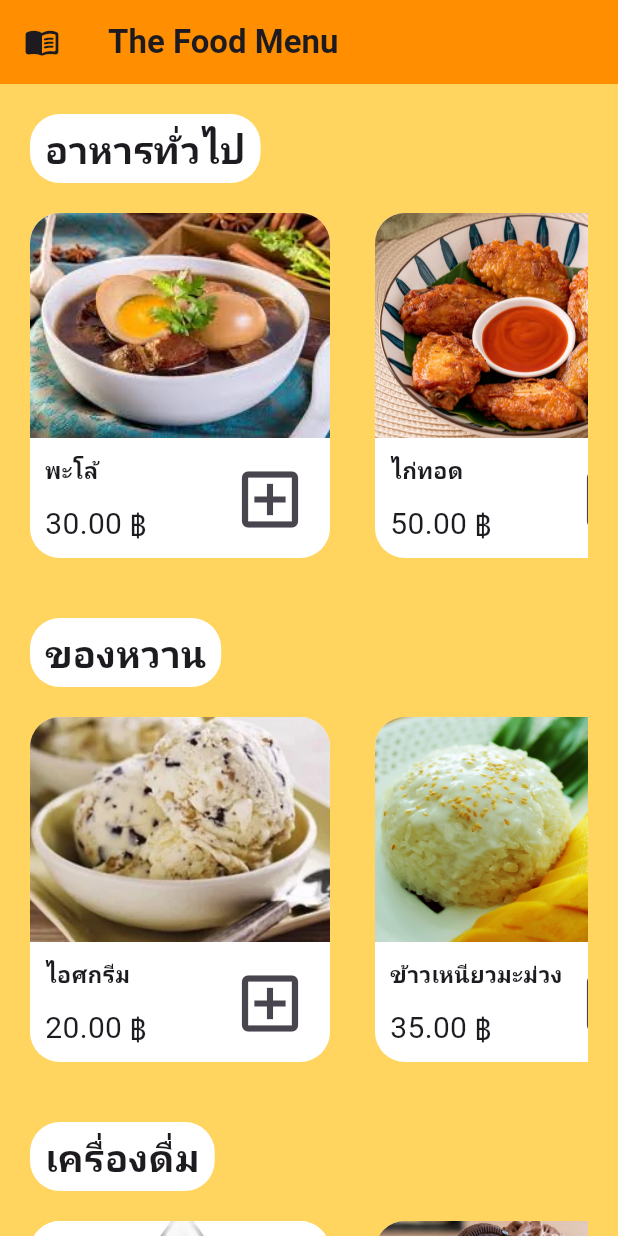
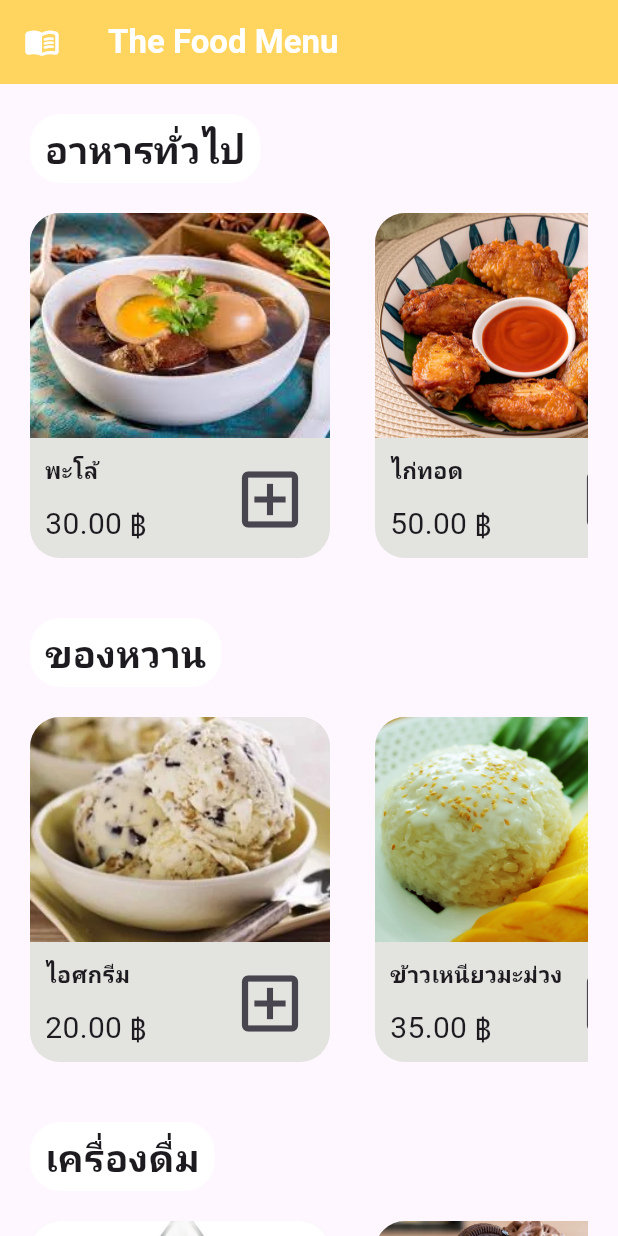
Before and after one commit to Taweesak02/flutter_food-menu_learning, a Flutter app: the screen it shows after launch, on a phone screen of 412 x 824 dp. Run offline on Flutter 3.47's test engine with Material 3 defaults, Android fonts, the phone set to English and light mode, and no system bars.

Commit message:
change some color

```diff
--- a/lib/main.dart
+++ b/lib/main.dart
@@ -16,11 +16,13 @@ class MyApp extends StatelessWidget {
       debugShowCheckedModeBanner: false,
       title: 'Menu Program',
       home: Scaffold(
-        backgroundColor: const Color.fromARGB(255, 255, 213, 96),
         appBar: AppBar(
-          leading: Icon(Icons.menu_book_rounded),
-          title: Text("The Food Menu",style:TextStyle(fontWeight: FontWeight.bold),),
-          backgroundColor: Colors.amber[800],
+          leading: Icon(Icons.menu_book_rounded, color: Colors.white),
+          title: Text(
+            "The Food Menu",
+            style: TextStyle(fontWeight: FontWeight.bold, color: Colors.white),
+          ),
+          backgroundColor: const Color.fromARGB(255, 255, 213, 96),
         ),
         body: SingleChildScrollView(
           scrollDirection: Axis.vertical,
@@ -150,7 +152,7 @@ class BoxMenu extends StatelessWidget {
       width: 200,
       height: 230,
       decoration: BoxDecoration(
-        color: Colors.white,
+        color: const Color.fromARGB(255, 227, 227, 223),
         borderRadius: BorderRadius.all(Radius.circular(20)),
       ),
       child: Column(
```
